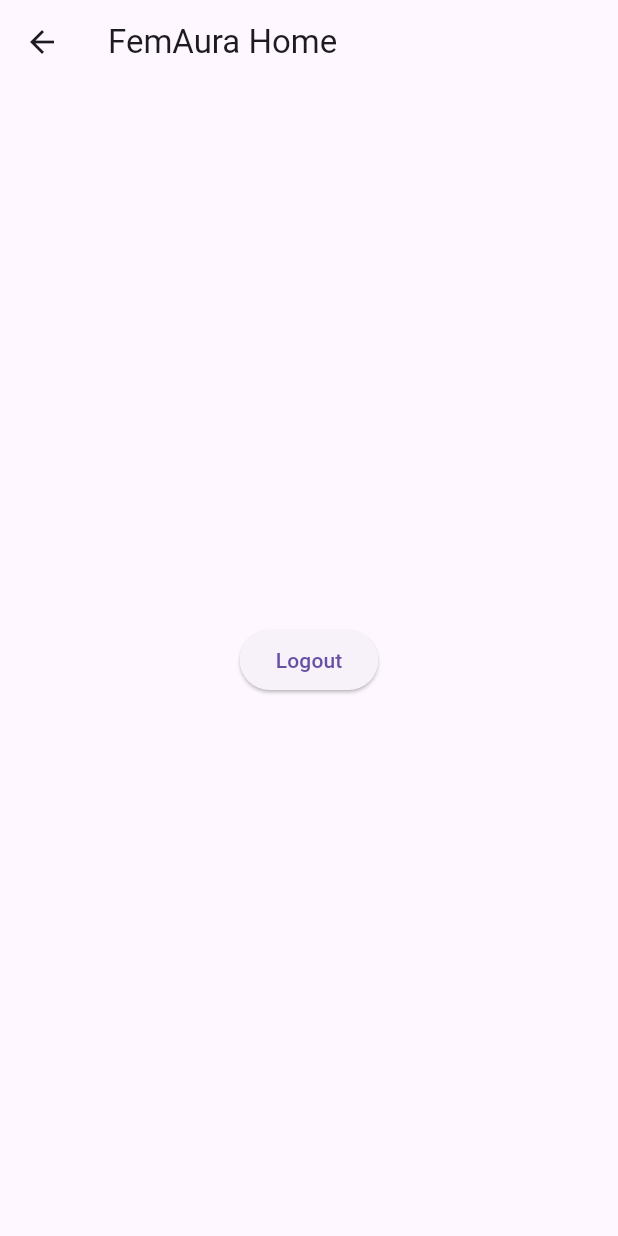
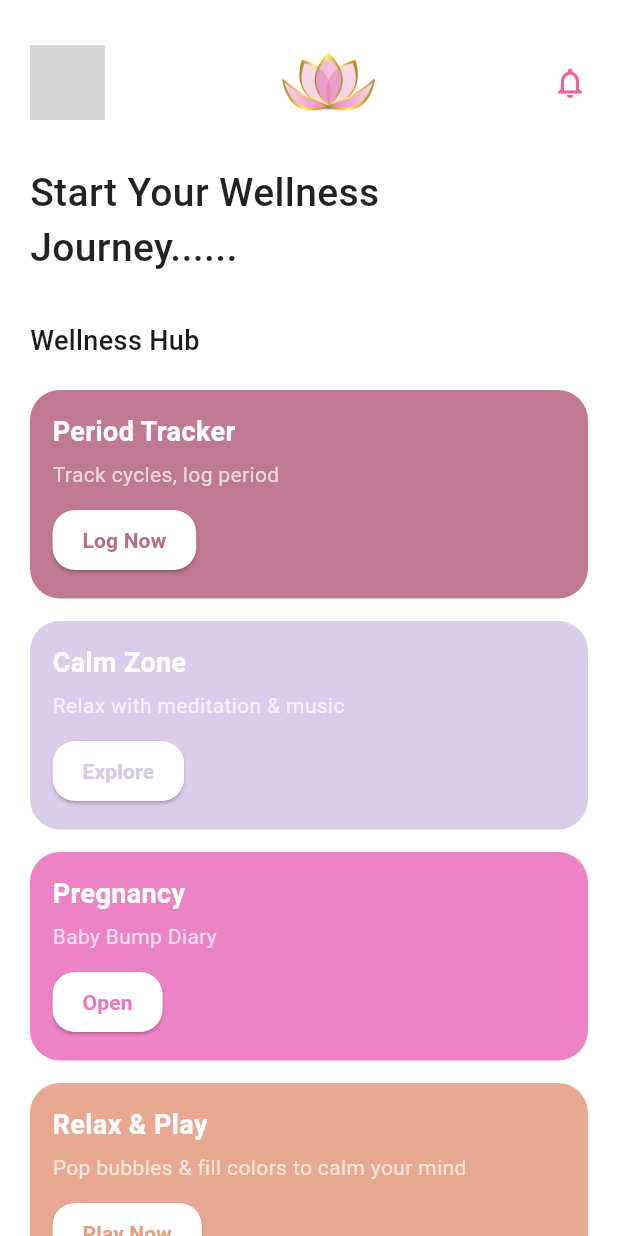
Before and after one commit to PritiMJadhav/FemAura, a Flutter app: the HomeScreen screen opened by its route, on a phone screen of 412 x 824 dp. Run offline on Flutter 3.47's test engine with Material 3 defaults, Android fonts, the phone set to English and light mode, and no system bars; our stand-ins replace shared_preferences; accounts and stored records are empty; grey boxes are pictures that could not be loaded.

Commit message:
homescreen added

```diff
--- a/frontend/lib/home_screen.dart
+++ b/frontend/lib/home_screen.dart
@@ -1,23 +1,153 @@
 import 'package:flutter/material.dart';
-import 'package:shared_preferences/shared_preferences.dart';
 
 class HomeScreen extends StatelessWidget {
-  Future<void> logout(BuildContext context) async {
-    SharedPreferences prefs = await SharedPreferences.getInstance();
-    await prefs.remove('isLoggedIn');
-    Navigator.pushReplacementNamed(context, '/login');
-  }
+  const HomeScreen({super.key});
 
   @override
   Widget build(BuildContext context) {
     return Scaffold(
-      appBar: AppBar(title: Text('FemAura Home')),
-      body: Center(
-        child: ElevatedButton(
-          onPressed: () => logout(context),
-          child: Text('Logout'),
+      backgroundColor: Colors.white,
+      body: SafeArea(
+        child: SingleChildScrollView(
+          padding: const EdgeInsets.symmetric(horizontal: 20, vertical: 30),
+          child: Column(
+            crossAxisAlignment: CrossAxisAlignment.start,
+            children: [
+              // Top Row
+              Row(
+                mainAxisAlignment: MainAxisAlignment.spaceBetween,
+                children: [
+                  CircleAvatar(
+                    radius: 25,
+                    backgroundImage: AssetImage('assets/profile.png'), // Placeholder
+                  ),
+                  Image.asset(
+                    'assets/logo.png',
+                    height: 40,
+                  ),
+                  Icon(Icons.notifications_outlined, color: Colors.pink.shade300)
+                ],
+              ),
+              const SizedBox(height: 30),
+
+              const Text(
+                'Start Your Wellness Journey......',
+                style: TextStyle(
+                  fontSize: 26,
+                  fontWeight: FontWeight.w500,
+                  color: Colors.black87,
+                ),
+              ),
+
+              const SizedBox(height: 30),
+
+              const Text(
+                'Wellness Hub',
+                style: TextStyle(
+                  fontSize: 18,
+                  fontWeight: FontWeight.w500,
+                ),
+              ),
+              const SizedBox(height: 20),
+
+              _wellnessCard(
+                title: 'Period Tracker',
+                subtitle: 'Track cycles, log period',
+                color: const Color(0xFFB86A87),
+                buttonText: 'Log Now',
+              ),
+              _wellnessCard(
+                title: 'Calm Zone',
+                subtitle: 'Relax with meditation & music',
+                color: const Color(0xFFD6C8E7),
+                buttonText: 'Explore',
+              ),
+              _wellnessCard(
+                title: 'Pregnancy',
+                subtitle: 'Baby Bump Diary',
+                color: const Color(0xFFEA75BF),
+                buttonText: 'Open',
+              ),
+              _wellnessCard(
+                title: 'Relax & Play',
+                subtitle: 'Pop bubbles & fill colors to calm your mind',
+                color: const Color(0xFFE69E85),
+                buttonText: 'Play Now',
+              ),
+              _wellnessCard(
+                title: 'Yoga',
+                subtitle: 'Poses for pregnancy & period relief',
+                color: const Color(0xFF8CC8C8),
+                buttonText: 'Explore',
+              ),
+              _wellnessCard(
+                title: 'Nutrition & Remedies',
+                subtitle: 'Healthy diet & remedies',
+                color: const Color(0xFF9BE37D),
+                buttonText: 'Check Now',
+              ),
+            ],
+          ),
         ),
       ),
     );
   }
+
+  Widget _wellnessCard({
+    required String title,
+    required String subtitle,
+    required Color color,
+    required String buttonText,
+  }) {
+    return Container(
+      margin: const EdgeInsets.only(bottom: 15),
+      padding: const EdgeInsets.all(15),
+      decoration: BoxDecoration(
+        color: color.withOpacity(0.9),
+        borderRadius: BorderRadius.circular(20),
+      ),
+      child: Column(
+        crossAxisAlignment: CrossAxisAlignment.start,
+        children: [
+          Text(
+            title,
+            style: const TextStyle(
+              fontSize: 18,
+              fontWeight: FontWeight.w600,
+              color: Colors.white,
+            ),
+          ),
+          const SizedBox(height: 5),
+          Text(
+            subtitle,
+            style: const TextStyle(
+              fontSize: 14,
+              color: Colors.white70,
+            ),
+          ),
+          const SizedBox(height: 10),
+          Align(
+            alignment: Alignment.centerLeft,
+            child: ElevatedButton(
+              onPressed: () {},
+              style: ElevatedButton.styleFrom(
+                backgroundColor: Colors.white,
+                foregroundColor: color,
+                padding: const EdgeInsets.symmetric(horizontal: 20, vertical: 10),
+                shape: RoundedRectangleBorder(
+                  borderRadius: BorderRadius.circular(15),
+                ),
+              ),
+              child: Text(
+                buttonText,
+                style: const TextStyle(
+                  fontWeight: FontWeight.bold,
+                ),
+              ),
+            ),
+          )
+        ],
+      ),
+    );
+  }
 }
```
